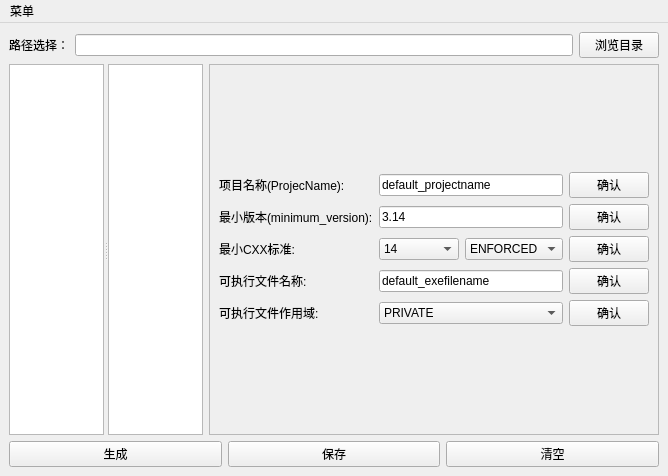
This is mainwindow.ui in JX446/Easy-CMake as Qt 5 draws it before an edit. The edited form follows.
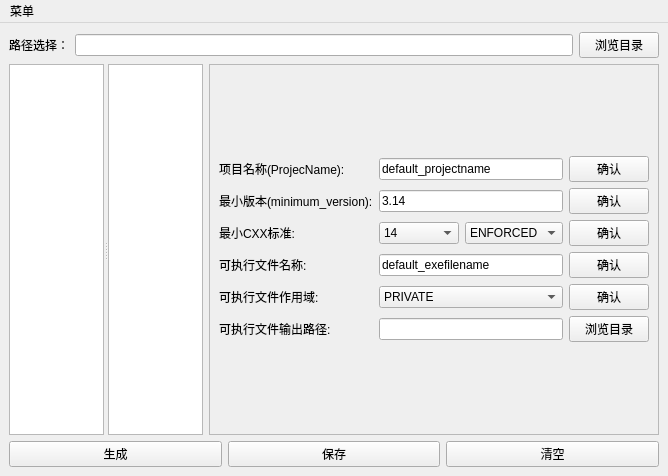
This is the edited form. Custom widgets are drawn as their Qt base class.

Commit message: 添加选择可执行文件输出路径功能

Patch:
```diff
--- a/mainwindow.ui
+++ b/mainwindow.ui
@@ -166,21 +166,21 @@
            <verstretch>0</verstretch>
           </sizepolicy>
          </property>
-         <layout class="QGridLayout" name="gridLayout_2">
-          <item row="0" column="0">
+         <layout class="QVBoxLayout" name="verticalLayout_2">
+          <item>
            <spacer name="verticalSpacer">
             <property name="orientation">
              <enum>Qt::Orientation::Vertical</enum>
             </property>
             <property name="sizeHint" stdset="0">
              <size>
-              <width>17</width>
-              <height>127</height>
+              <width>14</width>
+              <height>115</height>
              </size>
             </property>
            </spacer>
           </item>
-          <item row="1" column="0">
+          <item>
            <layout class="QGridLayout" name="gridLayout">
             <item row="0" column="0">
              <widget class="QLabel" name="label_2">
@@ -518,6 +518,97 @@
               </property>
              </widget>
             </item>
+            <item row="4" column="3">
+             <widget class="QPushButton" name="exefilescopepushButton">
+              <property name="sizePolicy">
+               <sizepolicy hsizetype="Fixed" vsizetype="Fixed">
+                <horstretch>0</horstretch>
+                <verstretch>0</verstretch>
+               </sizepolicy>
+              </property>
+              <property name="minimumSize">
+               <size>
+                <width>30</width>
+                <height>0</height>
+               </size>
+              </property>
+              <property name="text">
+               <string>确认</string>
+              </property>
+              <property name="flat">
+               <bool>false</bool>
+              </property>
+             </widget>
+            </item>
+            <item row="5" column="0">
+             <widget class="QLabel" name="label_5">
+              <property name="sizePolicy">
+               <sizepolicy hsizetype="Maximum" vsizetype="Fixed">
+                <horstretch>0</horstretch>
+                <verstretch>0</verstretch>
+               </sizepolicy>
+              </property>
+              <property name="minimumSize">
+               <size>
+                <width>100</width>
+                <height>0</height>
+               </size>
+              </property>
+              <property name="layoutDirection">
+               <enum>Qt::LayoutDirection::LeftToRight</enum>
+              </property>
+              <property name="frameShadow">
+               <enum>QFrame::Shadow::Plain</enum>
+              </property>
+              <property name="text">
+               <string>可执行文件输出路径:</string>
+              </property>
+              <property name="wordWrap">
+               <bool>false</bool>
+              </property>
+             </widget>
+            </item>
+            <item row="5" column="1" colspan="2">
+             <widget class="QLineEdit" name="exefileoutputlineEdit">
+              <property name="sizePolicy">
+               <sizepolicy hsizetype="Expanding" vsizetype="Fixed">
+                <horstretch>0</horstretch>
+                <verstretch>0</verstretch>
+               </sizepolicy>
+              </property>
+              <property name="minimumSize">
+               <size>
+                <width>150</width>
+                <height>0</height>
+               </size>
+              </property>
+              <property name="text">
+               <string/>
+              </property>
+             </widget>
+            </item>
+            <item row="5" column="3">
+             <widget class="QPushButton" name="exefileoutputpushButton">
+              <property name="sizePolicy">
+               <sizepolicy hsizetype="Fixed" vsizetype="Fixed">
+                <horstretch>0</horstretch>
+                <verstretch>0</verstretch>
+               </sizepolicy>
+              </property>
+              <property name="minimumSize">
+               <size>
+                <width>30</width>
+                <height>0</height>
+               </size>
+              </property>
+              <property name="text">
+               <string>浏览目录</string>
+              </property>
+              <property name="flat">
+               <bool>false</bool>
+              </property>
+             </widget>
+            </item>
             <item row="4" column="1" colspan="2">
              <widget class="QComboBox" name="exefilescopecomboBox">
               <item>
@@ -537,39 +628,17 @@
               </item>
              </widget>
             </item>
-            <item row="4" column="3">
-             <widget class="QPushButton" name="exefilescopepushButton">
-              <property name="sizePolicy">
-               <sizepolicy hsizetype="Fixed" vsizetype="Fixed">
-                <horstretch>0</horstretch>
-                <verstretch>0</verstretch>
-               </sizepolicy>
-              </property>
-              <property name="minimumSize">
-               <size>
-                <width>30</width>
-                <height>0</height>
-               </size>
-              </property>
-              <property name="text">
-               <string>确认</string>
-              </property>
-              <property name="flat">
-               <bool>false</bool>
-              </property>
-             </widget>
-            </item>
            </layout>
           </item>
-          <item row="2" column="0">
+          <item>
            <spacer name="verticalSpacer_2">
             <property name="orientation">
              <enum>Qt::Orientation::Vertical</enum>
             </property>
             <property name="sizeHint" stdset="0">
              <size>
-              <width>17</width>
-              <height>127</height>
+              <width>14</width>
+              <height>116</height>
              </size>
             </property>
            </spacer>
```
The commit also changes 5 other files.
